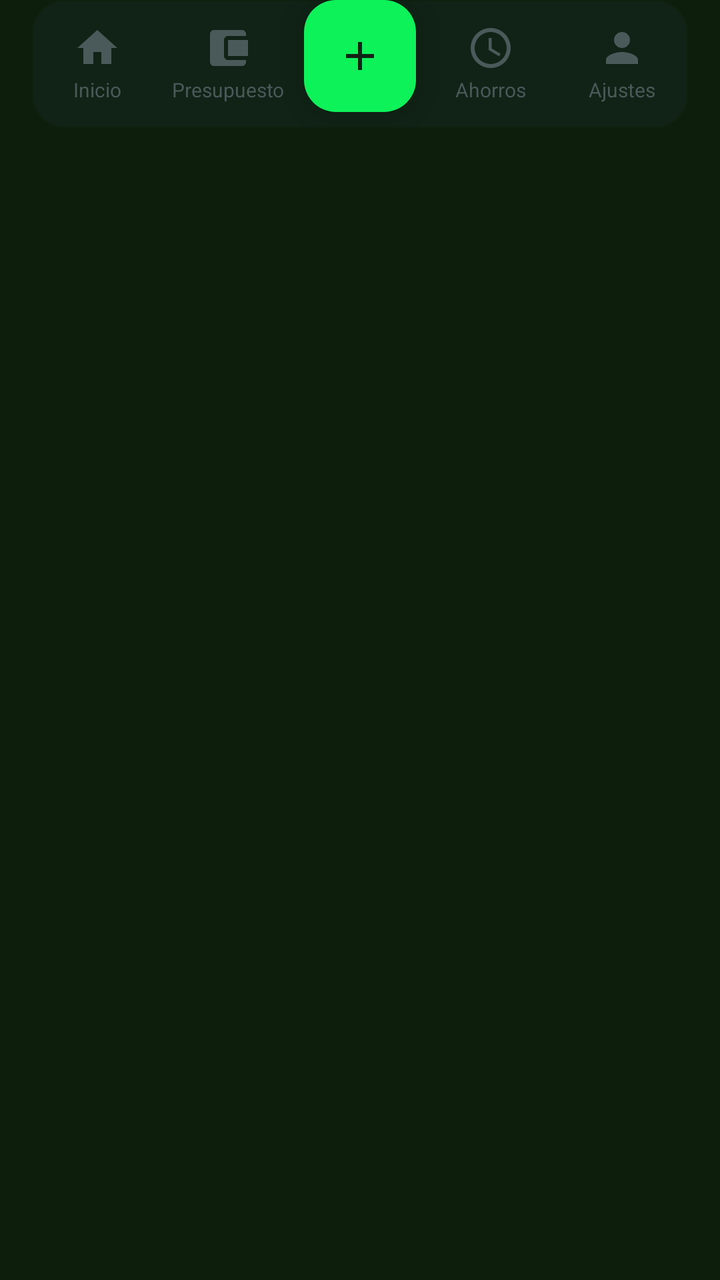
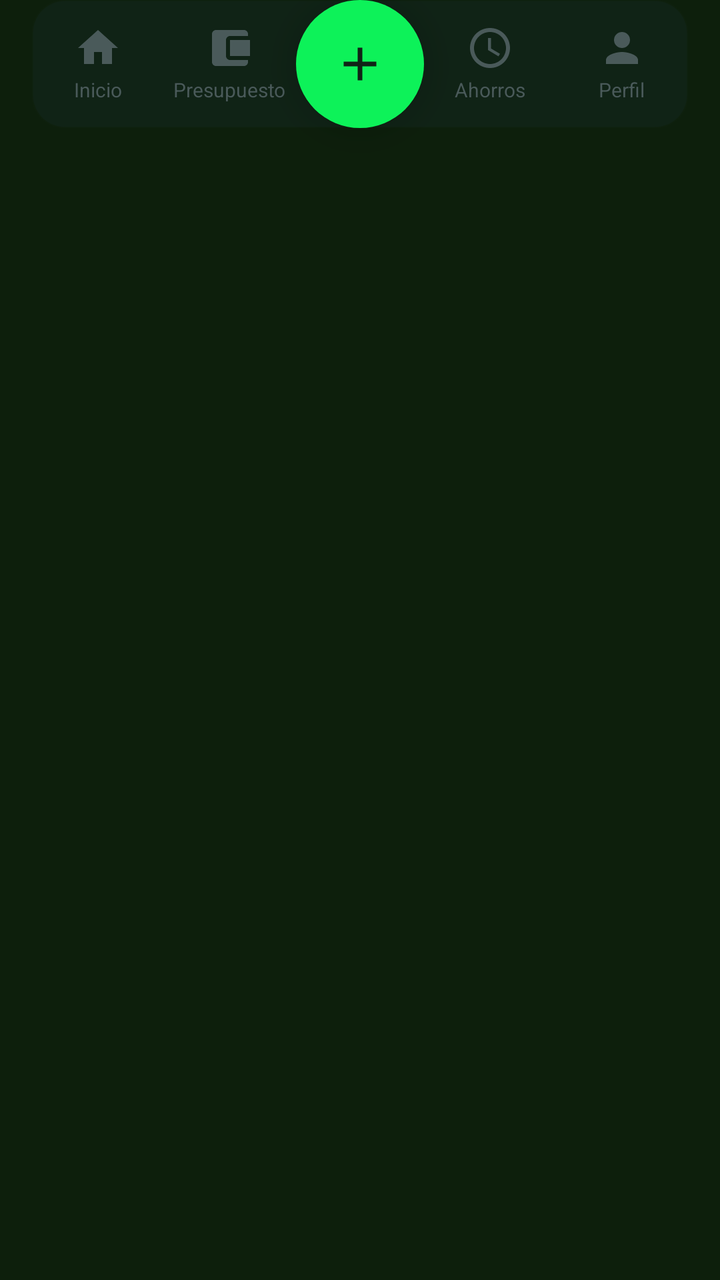

Before-and-after screenshots of an Android layout around one commit, followed by the original layout XML and the change that was made.
<!-- AndroidManifest.xml: application theme Theme.IngresosGastosApp -->
<!-- res/layout/layout_bottom_navigation.xml -->
<?xml version="1.0" encoding="utf-8"?>
<FrameLayout xmlns:android="http://schemas.android.com/apk/res/android"
    xmlns:app="http://schemas.android.com/apk/res-auto"
    android:id="@+id/bottom_nav_container"
    android:layout_width="match_parent"
    android:layout_height="wrap_content"
    android:layout_gravity="bottom">

    
    <LinearLayout
        android:layout_width="match_parent"
        android:layout_height="64dp"
        android:layout_marginStart="16dp"
        android:layout_marginEnd="16dp"
        android:layout_marginBottom="16dp"
        android:background="@drawable/bg_stitch_card"
        android:backgroundTint="#E6102216"
        android:elevation="8dp"
        android:gravity="center_vertical"
        android:orientation="horizontal">

        
        <LinearLayout
            android:id="@+id/nav_item_inicio"
            android:layout_width="0dp"
            android:layout_height="match_parent"
            android:layout_weight="1"
            android:gravity="center"
            android:orientation="vertical"
            android:clickable="true"
            android:focusable="true"
            android:background="?attr/selectableItemBackgroundBorderless"
            android:paddingVertical="8dp">

            <ImageView
                android:id="@+id/nav_icon_inicio"
                android:layout_width="24dp"
                android:layout_height="24dp"
                android:src="@drawable/ic_home"
                app:tint="#4A5A5A" />

            <TextView
                android:id="@+id/nav_text_inicio"
                android:layout_width="wrap_content"
                android:layout_height="wrap_content"
                android:layout_marginTop="2dp"
                android:text="Inicio"
                android:textColor="#4A5A5A"
                android:textSize="10sp" />
        </LinearLayout>

        
        <LinearLayout
            android:id="@+id/nav_item_presupuesto"
            android:layout_width="0dp"
            android:layout_height="match_parent"
            android:layout_weight="1"
            android:gravity="center"
            android:orientation="vertical"
            android:clickable="true"
            android:focusable="true"
            android:background="?attr/selectableItemBackgroundBorderless"
            android:paddingVertical="8dp">

            <ImageView
                android:id="@+id/nav_icon_presupuesto"
                android:layout_width="24dp"
                android:layout_height="24dp"
                android:src="@drawable/ic_wallet"
                app:tint="#4A5A5A" />

            <TextView
                android:id="@+id/nav_text_presupuesto"
                android:layout_width="wrap_content"
                android:layout_height="wrap_content"
                android:layout_marginTop="2dp"
                android:text="Presupuesto"
                android:textColor="#4A5A5A"
                android:textSize="10sp" />
        </LinearLayout>

        
        <View
            android:layout_width="0dp"
            android:layout_height="match_parent"
            android:layout_weight="1" />

        
        <LinearLayout
            android:id="@+id/nav_item_ahorros"
            android:layout_width="0dp"
            android:layout_height="match_parent"
            android:layout_weight="1"
            android:gravity="center"
            android:orientation="vertical"
            android:clickable="true"
            android:focusable="true"
            android:background="?attr/selectableItemBackgroundBorderless"
            android:paddingVertical="8dp">

            <ImageView
                android:id="@+id/nav_icon_ahorros"
                android:layout_width="24dp"
                android:layout_height="24dp"
                android:src="@drawable/ic_goal"
                app:tint="#4A5A5A" />

            <TextView
                android:id="@+id/nav_text_ahorros"
                android:layout_width="wrap_content"
                android:layout_height="wrap_content"
                android:layout_marginTop="2dp"
                android:text="Ahorros"
                android:textColor="#4A5A5A"
                android:textSize="10sp" />
        </LinearLayout>

        
        <LinearLayout
            android:id="@+id/nav_item_ajustes"
            android:layout_width="0dp"
            android:layout_height="match_parent"
            android:layout_weight="1"
            android:gravity="center"
            android:orientation="vertical"
            android:clickable="true"
            android:focusable="true"
            android:background="?attr/selectableItemBackgroundBorderless"
            android:paddingVertical="8dp">

            <ImageView
                android:id="@+id/nav_icon_ajustes"
                android:layout_width="24dp"
                android:layout_height="24dp"
                android:src="@drawable/ic_person"
                app:tint="#4A5A5A" />

            <TextView
                android:id="@+id/nav_text_ajustes"
                android:layout_width="wrap_content"
                android:layout_height="wrap_content"
                android:layout_marginTop="2dp"
                android:text="Ajustes"
                android:textColor="#4A5A5A"
                android:textSize="10sp" />
        </LinearLayout>

    </LinearLayout>

    
    <com.google.android.material.floatingactionbutton.FloatingActionButton
        android:id="@+id/fab_add"
        android:layout_width="wrap_content"
        android:layout_height="wrap_content"
        android:layout_gravity="center_horizontal"
        android:src="@drawable/ic_add"
        app:backgroundTint="@color/stitch_primary"
        app:borderWidth="0dp"
        app:elevation="12dp"
        app:fabSize="normal"
        app:tint="@color/stitch_background" />

</FrameLayout>
<!-- resources referenced by this layout -->
<resources>
  <color name="stitch_background">#102216</color>
  <color name="stitch_primary">#0df259</color>
  <!-- drawable bg_stitch_card (drawable) -->
  <?xml version="1.0" encoding="utf-8"?>
  <shape xmlns:android="http://schemas.android.com/apk/res/android">
      <solid android:color="#1A3A24" />
      <corners android:radius="16dp" />
      <stroke android:width="1dp" android:color="#1AFFFFFF" />
  </shape>
  <!-- drawable ic_add (drawable) -->
  <vector xmlns:android="http://schemas.android.com/apk/res/android" android:height="24dp" android:tint="#000000" android:viewportHeight="24" android:viewportWidth="24" android:width="24dp">
        
      <path android:fillColor="@android:color/white" android:pathData="M19,13h-6v6h-2v-6H5v-2h6V5h2v6h6v2z"/>
      
  </vector>
  <!-- drawable ic_goal (drawable) -->
  <?xml version="1.0" encoding="utf-8"?>
  <vector xmlns:android="http://schemas.android.com/apk/res/android"
      android:width="24dp"
      android:height="24dp"
      android:viewportWidth="24"
      android:viewportHeight="24">
      <path
          android:fillColor="@color/green_accent"
          android:pathData="M12,2C6.48,2 2,6.48 2,12s4.48,10 10,10 10,-4.48 10,-10S17.52,2 12,2zM12,20c-4.42,0 -8,-3.58 -8,-8s3.58,-8 8,-8 8,3.58 8,8 -3.58,8 -8,8zM12.5,7H11v6l5.25,3.15 0.75,-1.23 -4.5,-2.67z"/>
  </vector>
  <!-- drawable ic_home (drawable) -->
  <?xml version="1.0" encoding="utf-8"?>
  <vector xmlns:android="http://schemas.android.com/apk/res/android"
      android:width="24dp"
      android:height="24dp"
      android:viewportWidth="24"
      android:viewportHeight="24">
      <path
          android:fillColor="@color/white"
          android:pathData="M10,20v-6h4v6h5v-8h3L12,3 2,12h3v8z"/>
  </vector>
  <!-- drawable ic_person (drawable) -->
  <?xml version="1.0" encoding="utf-8"?>
  <vector xmlns:android="http://schemas.android.com/apk/res/android"
      android:width="24dp"
      android:height="24dp"
      android:viewportWidth="24"
      android:viewportHeight="24">
      <path
          android:fillColor="@color/white"
          android:pathData="M12,12c2.21,0 4,-1.79 4,-4s-1.79,-4 -4,-4 -4,1.79 -4,4 1.79,4 4,4zM12,14c-2.67,0 -8,1.34 -8,4v2h16v-2c0,-2.66 -5.33,-4 -8,-4z"/>
  </vector>
  <!-- drawable ic_wallet (drawable) -->
  <?xml version="1.0" encoding="utf-8"?>
  <vector xmlns:android="http://schemas.android.com/apk/res/android"
      android:width="24dp"
      android:height="24dp"
      android:viewportWidth="24"
      android:viewportHeight="24">
      <path
          android:fillColor="@color/green_accent"
          android:pathData="M21,18v1c0,1.1 -0.9,2 -2,2H5c-1.11,0 -2,-0.9 -2,-2V5c0,-1.1 0.89,-2 2,-2h14c1.1,0 2,0.9 2,2v1h-9c-1.11,0 -2,0.9 -2,2v8c0,1.1 0.89,2 2,2h9zM12,16h10V8H12v8z"/>
  </vector>
  <style name="Theme.IngresosGastosApp" parent="Base.Theme.IngresosGastosApp" />
  <color name="green_accent">#22C55E</color>
  <color name="white">#FFFFFFFF</color>
  <style name="Base.Theme.IngresosGastosApp" parent="Theme.Material3.DayNight.NoActionBar">
          <item name="colorPrimary">@color/green_accent</item>
          <item name="colorPrimaryContainer">@color/bg_dark_card</item>
          <item name="colorOnPrimary">@color/white</item>
          <item name="android:statusBarColor">@color/bg_dark</item>
          <item name="android:navigationBarColor">@color/bg_dark</item>
          <item name="android:windowBackground">@color/bg_dark</item>
          <item name="android:windowLightStatusBar">false</item>
          <item name="shapeAppearanceOverlay">@style/CircleImage</item>
      </style>
  <color name="bg_dark_card">#1A2E19</color>
  <color name="bg_dark">#0D1F0C</color>
  <style name="CircleImage">
          <item name="cornerSize">50%</item>
      </style>
</resources>

<!-- the commit's change to res/layout/layout_bottom_navigation.xml (unified diff, before → after) -->
@@ -4,6 +4,8 @@
     android:id="@+id/bottom_nav_container"
     android:layout_width="match_parent"
     android:layout_height="wrap_content"
+    android:clipChildren="false"
+    android:clipToPadding="false"
     android:layout_gravity="bottom">
 
     
@@ -78,12 +80,19 @@
                 android:textColor="#4A5A5A"
                 android:textSize="10sp" />
         </LinearLayout>
-
-        
-        <View
-            android:layout_width="0dp"
-            android:layout_height="match_parent"
-            android:layout_weight="1" />
+        <com.google.android.material.floatingactionbutton.FloatingActionButton
+            android:id="@+id/fab_add"
+            android:layout_width="100dp"
+            android:layout_height="64dp"
+            android:layout_gravity="center_horizontal"
+            android:src="@drawable/ic_add"
+            app:backgroundTint="@color/stitch_primary"
+            app:borderWidth="0dp"
+            app:elevation="12dp"
+            app:fabCustomSize="64dp"
+            app:maxImageSize="28dp"
+            app:shapeAppearanceOverlay="@style/ShapeAppearanceOverlay.MaterialComponents.FloatingActionButton"
+            app:tint="@color/stitch_background" />
 
         
         <LinearLayout
@@ -140,24 +149,16 @@
                 android:layout_width="wrap_content"
                 android:layout_height="wrap_content"
                 android:layout_marginTop="2dp"
-                android:text="Ajustes"
+                android:text="Perfil"
                 android:textColor="#4A5A5A"
                 android:textSize="10sp" />
         </LinearLayout>
 
+
+
     </LinearLayout>
 
     
-    <com.google.android.material.floatingactionbutton.FloatingActionButton
-        android:id="@+id/fab_add"
-        android:layout_width="wrap_content"
-        android:layout_height="wrap_content"
-        android:layout_gravity="center_horizontal"
-        android:src="@drawable/ic_add"
-        app:backgroundTint="@color/stitch_primary"
-        app:borderWidth="0dp"
-        app:elevation="12dp"
-        app:fabSize="normal"
-        app:tint="@color/stitch_background" />
+
 
 </FrameLayout>
